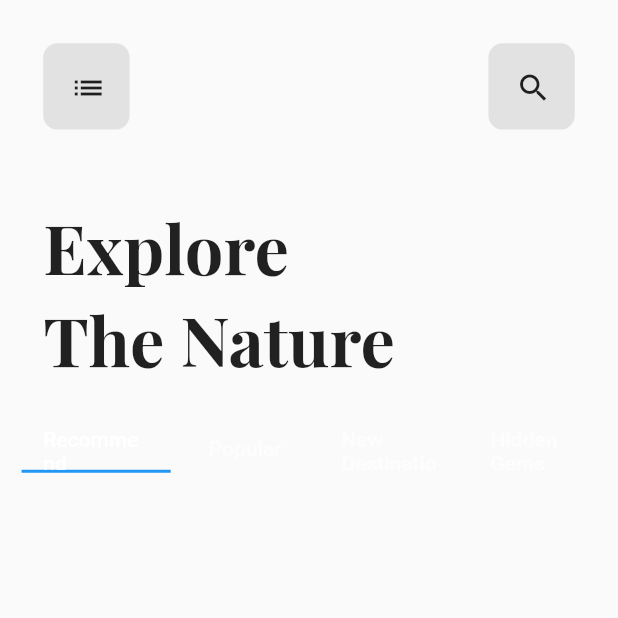
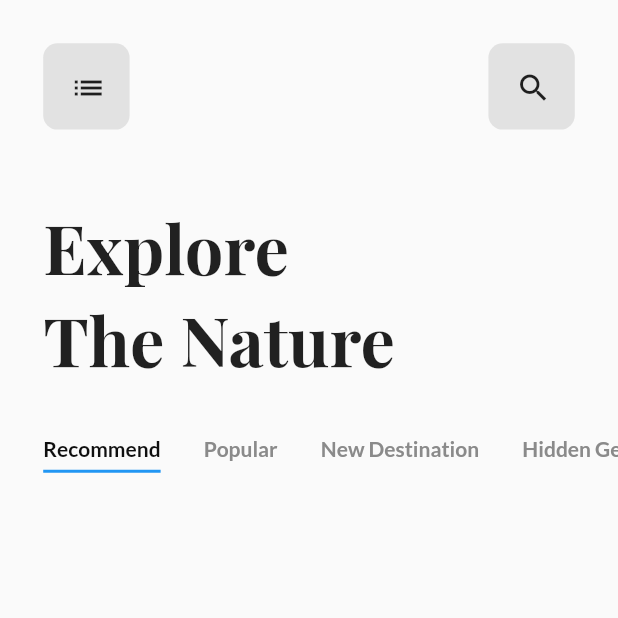
Before and after one commit to famuh/Travel-App, a Flutter app: the screen it shows after launch, on a phone screen of 412 x 824 dp, the top half of it. Run offline on Flutter 3.47's test engine with Material 2 defaults, Android fonts, the phone set to English and light mode, and no system bars; our stand-ins replace google_fonts, smooth_page_indicator.

Commit message:
video 14.22

```diff
--- a/lib/screens/homescreen.dart
+++ b/lib/screens/homescreen.dart
@@ -1,5 +1,6 @@
 import 'package:flutter/material.dart';
 import 'package:google_fonts/google_fonts.dart';
+import 'package:smooth_page_indicator/smooth_page_indicator.dart';
 
 class HomeScreen extends StatefulWidget {
   HomeScreen({Key? key}) : super(key: key);
@@ -63,7 +64,17 @@ class _HomeScreenState extends State<HomeScreen> {
               margin: EdgeInsets.only(top: 28.8, left: 14.4),
               child: DefaultTabController(
                 length: 4,
-                child: TabBar(labelPadding: EdgeInsets.symmetric(horizontal: 14.4),tabs: [
+                child: TabBar(
+                  labelPadding: EdgeInsets.symmetric(horizontal: 14.4),
+                  indicatorPadding: EdgeInsets.symmetric(horizontal: 14.4),
+                  isScrollable: true,
+                  labelColor: Color(0xFF0000000),
+                  unselectedLabelColor: Color(0xFF8a8a8a),
+
+                  labelStyle: GoogleFonts.lato(fontSize: 14, fontWeight: FontWeight.w700),
+                  unselectedLabelStyle: GoogleFonts.lato(fontSize: 14, fontWeight: FontWeight.w700),
+
+                  tabs: [
                   Tab(
                     child: Container(child: Text('Recommend'))),
                   Tab(
```
